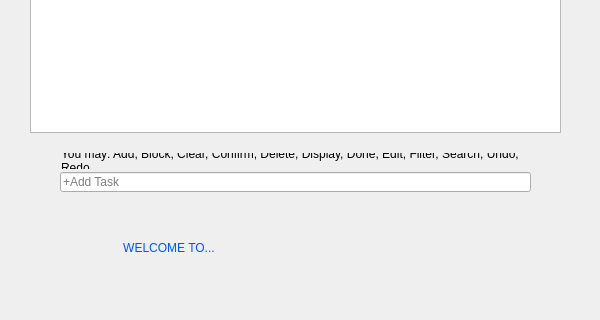
Old version of the form TimeWiseGUI/timewisegui.ui in the repository terencelimzhengwei/cs2103jan2014-t17-3c; both pictures show x 0 to 600 and y 388 to 708 of the 600 by 708 pixel window.
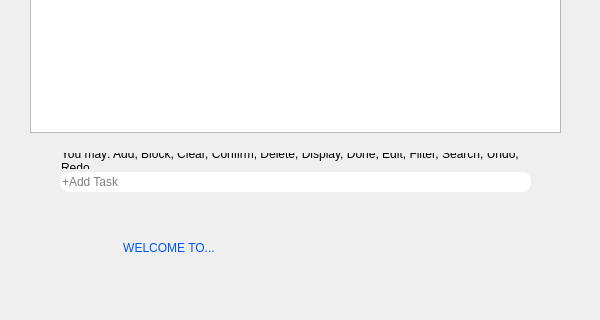
New version of the form. Icons and pictures are not drawn.

```diff
--- a/TimeWiseGUI/timewisegui.ui
+++ b/TimeWiseGUI/timewisegui.ui
@@ -314,6 +314,9 @@
       <height>20</height>
      </rect>
     </property>
+    <property name="styleSheet">
+     <string notr="true">border-radius: 9px</string>
+    </property>
     <property name="placeholderText">
      <string>+Add Task</string>
     </property>
```
